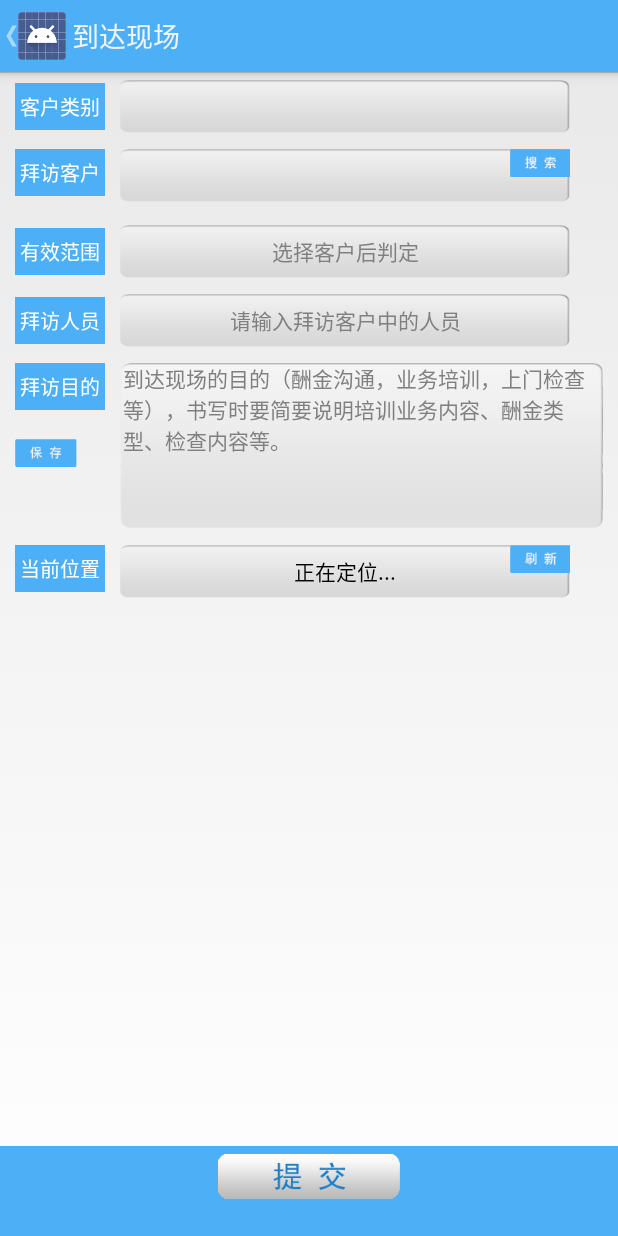
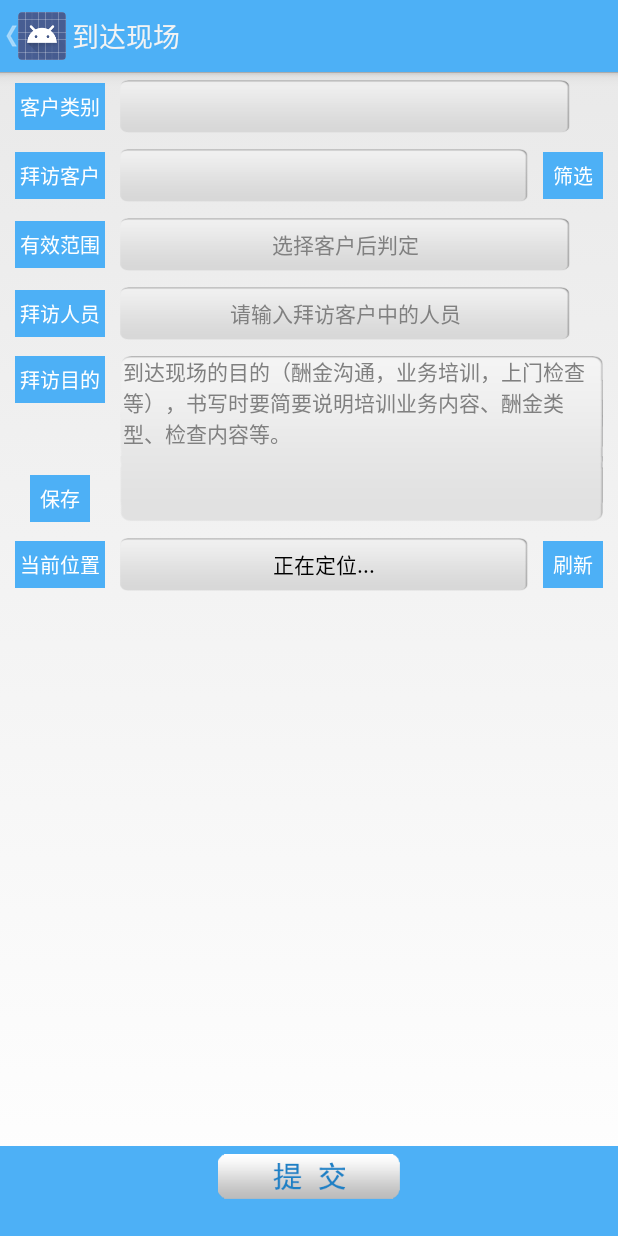
Before and after one commit to Ysloomi/gyyd, an Android app: the VisitReachActivity screen opened directly, with no data from a screen before it, on a phone screen of 412 x 824 dp. Run offline under Robolectric (Android 15) with nearby library versions, the phone set to English and light mode, and no system bars; libraries missing offline, so code that uses them is left out: com.baidu.location, com.baidu.mapapi; 4 statements that could not run were skipped.

Commit message:
修改一线记事本，增加拜访和离开的功能1.1

```diff
--- a/dyyd/src/main/java/com/beessoft/dyyd/check/VisitReachActivity.java
+++ b/dyyd/src/main/java/com/beessoft/dyyd/check/VisitReachActivity.java
@@ -18,7 +18,6 @@ import android.webkit.WebViewClient;
 import android.widget.AdapterView;
 import android.widget.Button;
 import android.widget.EditText;
-import android.widget.ImageView;
 import android.widget.LinearLayout;
 import android.widget.ProgressBar;
 import android.widget.Spinner;
@@ -65,11 +64,12 @@ public class VisitReachActivity extends BaseActivity {
 
 	private TextView addrText;
 	private TextView insideText;
+	private TextView customerTxt;
 	private EditText customerEdit;
 	private EditText personEdit;
 	private EditText aimEdit;
 
-	private ImageView customerImage;
+
 
 	private LinearLayout insideLl;
 
@@ -166,35 +166,35 @@ public class VisitReachActivity extends BaseActivity {
 		aimEdit = (EditText) findViewById(R.id.visit_aim);
 		typeSpinner = (Spinner) findViewById(R.id.type_spinner);
 
-		customerImage = (ImageView) findViewById(R.id.customer_iv);
-		customerImage.setOnClickListener(onClickListener);
+		customerTxt = (TextView) findViewById(R.id.txt_get_customer);
+		customerTxt.setOnClickListener(onClickListener);
 
-		findViewById(R.id.preserve_iv).setOnClickListener(onClickListener);
-		findViewById(R.id.location_iv).setOnClickListener(onClickListener);
-		findViewById(R.id.visit_confirm).setOnClickListener(onClickListener);
+		findViewById(R.id.txt_preserve).setOnClickListener(onClickListener);
+		findViewById(R.id.txt_refresh).setOnClickListener(onClickListener);
+		findViewById(R.id.btn_submit).setOnClickListener(onClickListener);
 	}
 
 	View.OnClickListener onClickListener = new View.OnClickListener() {
 		@Override
 		public void onClick(View v) {
 			switch (v.getId()){
-				case R.id.customer_iv:
+				case R.id.txt_get_customer:
 					customer = customerEdit.getText().toString();
 					Intent intent = new Intent();
 					intent.setClass(context,CustomerActivity.class);
 					intent.putExtra("name",customer);
 					startActivityForResult(intent,GET_CUSTOMER);
 					break;
-				case R.id.preserve_iv:
+				case R.id.txt_preserve:
 					aim = aimEdit.getText().toString();
 					// 记住目的信息
 					PreferenceUtil.write(context,"aim",aim);
 					ToastUtil.toast(context, "保存成功");
 					break;
-				case R.id.location_iv:
+				case R.id.txt_refresh:
 					getAddrLocation();
 					break;
-				case R.id.visit_confirm:
+				case R.id.btn_submit:
 					if(haveSpinner){
 						customer = customerEdit.getText().toString();
 						person = personEdit.getText().toString();
@@ -608,11 +608,11 @@ public class VisitReachActivity extends BaseActivity {
 	 */
 	private void getListView() {
 		if (iclass.equals("集团类")) {
-			customerImage.setVisibility(View.GONE);
+			customerTxt.setVisibility(View.GONE);
 			insideLl.setVisibility(View.GONE);
 			customerEdit.setHint("请输入");
 		} else if (iclass.equals("渠道类")) {
-			customerImage.setVisibility(View.VISIBLE);
+			customerTxt.setVisibility(View.VISIBLE);
 			insideLl.setVisibility(View.VISIBLE);
 			customerEdit.setHint("请输入关键字搜索");
 		}
--- a/dyyd/src/main/res/layout/visitreach.xml
+++ b/dyyd/src/main/res/layout/visitreach.xml
@@ -1,12 +1,13 @@
 <?xml version="1.0" encoding="utf-8"?>
-<RelativeLayout xmlns:android="http://schemas.android.com/apk/res/android"
-    android:layout_width="fill_parent"
-    android:layout_height="fill_parent"
+<LinearLayout xmlns:android="http://schemas.android.com/apk/res/android"
+    android:layout_width="match_parent"
+    android:layout_height="match_parent"
     android:orientation="vertical">
 
     <LinearLayout
         android:layout_width="match_parent"
-        android:layout_height="wrap_content"
+        android:layout_height="0dp"
+        android:layout_weight="1"
         android:orientation="vertical">
 
         <LinearLayout style="@style/TextOutLayout">
@@ -22,45 +23,39 @@
 
         </LinearLayout>
 
-        <RelativeLayout style="@style/TextOutLayout">
+        <LinearLayout style="@style/TextOutLayout">
 
             <TextView
-                android:id="@+id/textView1"
                 style="@style/MyTitle"
                 android:text="拜访客户" />
 
 
             <EditText
                 android:id="@+id/visit_customer"
-                style="@style/MyText"
-                android:layout_toRightOf="@+id/textView1"
-                android:background="@drawable/text_bg"/>
+                style="@style/Text" />
 
 
-            <ImageView
-                android:id="@+id/customer_iv"
-                android:layout_width="40dp"
-                android:layout_height="40dp"
-                android:layout_alignRight="@+id/visit_customer"
-                android:layout_alignTop="@+id/visit_customer"
-                android:scaleType="matrix"
-                android:src="@drawable/search" />
+            <TextView
+                android:id="@+id/txt_get_customer"
+                style="@style/TapText"
+                android:text="筛选" />
 
-        </RelativeLayout>
+        </LinearLayout>
 
 
-        <LinearLayout style="@style/TextOutLayout"
-            android:id="@+id/inside_ll">
+        <LinearLayout
+            android:id="@+id/inside_ll"
+            style="@style/TextOutLayout">
 
             <TextView
                 style="@style/MyTitle"
-                android:text="有效范围"/>
+                android:text="有效范围" />
 
 
             <TextView
                 android:id="@+id/inside_tv"
                 style="@style/MyText"
-                android:hint="选择客户后判定"/>
+                android:hint="选择客户后判定" />
         </LinearLayout>
 
         <LinearLayout style="@style/TextOutLayout">
@@ -74,7 +69,7 @@
             <EditText
                 android:id="@+id/visit_person"
                 style="@style/MyText"
-                android:hint="请输入拜访客户中的人员"/>
+                android:hint="请输入拜访客户中的人员" />
         </LinearLayout>
 
         <RelativeLayout style="@style/TextOutLayout">
@@ -99,48 +94,39 @@
                 android:textColor="#000000"
                 android:textSize="14sp" />
 
-
-            <ImageView
-                android:id="@+id/preserve_iv"
-                android:layout_width="60dp"
-                android:layout_height="60dp"
+            <TextView
+                android:id="@+id/txt_preserve"
+                style="@style/TapText"
                 android:layout_alignBottom="@+id/visit_aim"
-                android:layout_alignLeft="@+id/preserve_button"
-                android:scaleType="matrix"
-                android:src="@drawable/preserve_button" />
+                android:layout_alignParentLeft="true"
+                android:layout_alignParentStart="true"
+                android:text="保存" />
 
         </RelativeLayout>
 
-        <RelativeLayout style="@style/TextOutLayout">
+        <LinearLayout style="@style/TextOutLayout">
 
             <TextView
-                android:id="@+id/textView5"
                 style="@style/MyTitle"
                 android:text="当前位置" />
 
             <TextView
                 android:id="@+id/location_text"
-                style="@style/MyText"
-                android:layout_toRightOf="@+id/textView5" />
+                style="@style/Text" />
 
-            <ImageView
-                android:id="@+id/location_iv"
-                android:layout_width="40dp"
-                android:layout_height="40dp"
-                android:layout_alignRight="@+id/location_text"
-                android:layout_alignTop="@+id/location_text"
-                android:scaleType="matrix"
-                android:src="@drawable/refresh_button" />
-        </RelativeLayout>
+            <TextView
+                android:id="@+id/txt_refresh"
+                style="@style/TapText"
+                android:text="刷新" />
+
+        </LinearLayout>
+
     </LinearLayout>
 
-    <RelativeLayout
-        android:id="@+id/linearlayout"
-        style="@style/RelativeBottom"
-        android:layout_alignParentBottom="true">
+    <RelativeLayout style="@style/RelativeBottom">
 
         <Button
-            android:id="@+id/visit_confirm"
+            android:id="@+id/btn_submit"
             android:layout_width="wrap_content"
             android:layout_height="wrap_content"
             android:layout_alignParentBottom="true"
@@ -150,4 +136,4 @@
 
     </RelativeLayout>
 
-</RelativeLayout>
+</LinearLayout>
--- a/dyyd/src/main/res/values/styles.xml
+++ b/dyyd/src/main/res/values/styles.xml
@@ -189,6 +189,20 @@
     </style>
 
 
+    <style name="TapText" parent="@android:style/Widget.Holo.Light.TextView">
+        <item name="android:layout_width">40dp</item>
+        <item name="android:layout_height">wrap_content</item>
+        <item name="android:paddingTop">5dp</item>
+        <item name="android:paddingBottom">5dp</item>
+        <item name="android:textSize">13sp</item>
+        <item name="android:layout_gravity">center_vertical</item>
+        <item name="android:textColor">@android:color/white</item>
+        <item name="android:background">@color/blue</item>
+        <item name="android:gravity">center</item>
+        <item name="android:layout_marginLeft">10dp</item>
+    </style>
+
+
     <style name="NoteSpinner" parent="@android:style/Widget.Holo.Light.Spinner">
         <item name="android:layout_width">match_parent</item>
         <item name="android:layout_height">wrap_content</item>
```
Also changed, not shown: dyyd/src/main/java/com/beessoft/dyyd/dailywork/NoteDealActivity.java (+81 -6 lines), dyyd/src/main/res/layout/activity_note.xml (+7 -8 lines), dyyd/src/main/res/layout/activity_note_deal.xml (+26 -12 lines).
